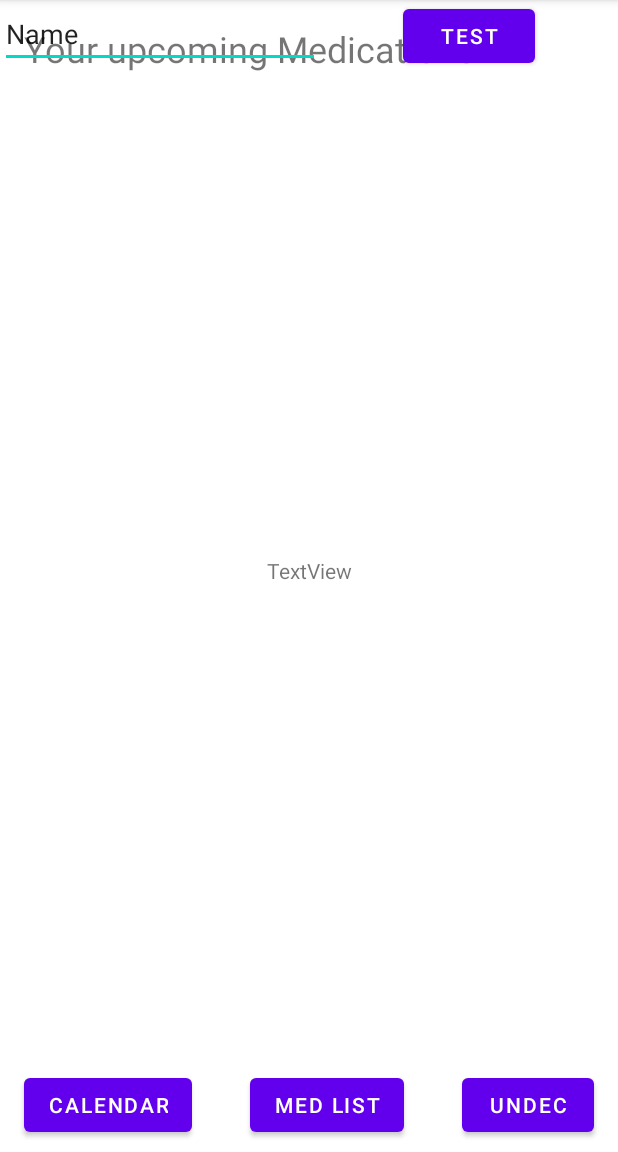
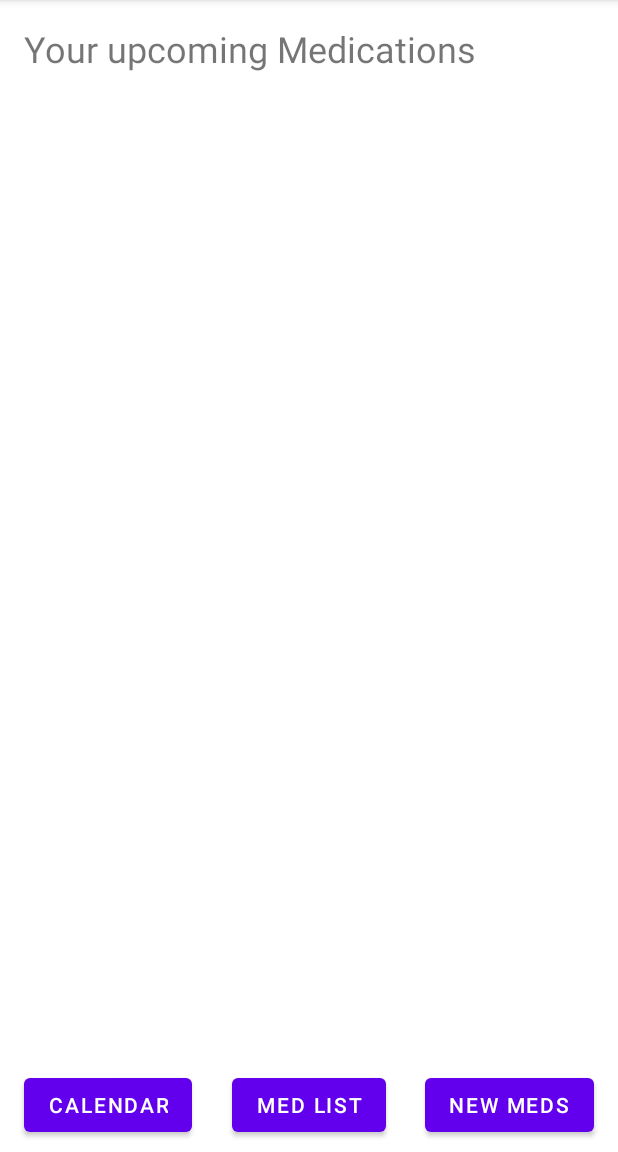
Before and after one commit to ETS-Android3/Project, an Android app: the mainPage screen opened directly, with no data from a screen before it, on a phone screen of 412 x 824 dp, the part 84-1236 px from its top. Run offline under Robolectric (Android 15) with nearby library versions, the phone set to English and light mode, and no system bars; our stand-ins replace Volley.

Commit message:
start to code scanner

```diff
--- a/MedicationReminderApplication/app/build.gradle
+++ b/MedicationReminderApplication/app/build.gradle
@@ -32,6 +32,7 @@ dependencies {
     implementation 'androidx.appcompat:appcompat:1.3.1'
     implementation 'com.google.android.material:material:1.4.0'
     implementation 'androidx.constraintlayout:constraintlayout:2.1.1'
+    implementation 'com.budiyev.android:code-scanner:2.1.0'
     implementation 'com.android.volley:volley:1.2.1'
     testImplementation 'junit:junit:4.+'
     androidTestImplementation 'androidx.test.ext:junit:1.1.3'
--- a/MedicationReminderApplication/app/src/main/java/com/example/medicationreminderapplication/DataController.java
+++ b/MedicationReminderApplication/app/src/main/java/com/example/medicationreminderapplication/DataController.java
@@ -123,7 +123,7 @@ public class DataController {
                             String units = jsonObj.getString("units");
                             String type = jsonObj.getString("type");
                             int quantity = Integer.parseInt(jsonObj.getString("type"));
-                            Medication a = new Medication(name, GTIN, quantity, false, [""], [""]);
+                            //Medication a = new Medication(name, GTIN, quantity, false, [""], [""]);
                         } catch (JSONException e) {
 
                         }
@@ -137,6 +137,7 @@ public class DataController {
                     }
                 });
         reqQueue.add(jsonObjectRequest);
-        return med[0];
+        //return med[0];
+        return new Medication();
     }
 }
--- a/MedicationReminderApplication/app/src/main/res/layout/activity_main_page.xml
+++ b/MedicationReminderApplication/app/src/main/res/layout/activity_main_page.xml
@@ -42,46 +42,17 @@
         android:layout_marginBottom="7dp"
         android:text="Med List"
         app:layout_constraintBottom_toBottomOf="parent"
-        app:layout_constraintEnd_toStartOf="@+id/button3"
+        app:layout_constraintEnd_toStartOf="@+id/btnNew"
         app:layout_constraintStart_toEndOf="@+id/btnCalendar" />
 
     <Button
-        android:id="@+id/button3"
+        android:id="@+id/btnNew"
         android:layout_width="wrap_content"
         android:layout_height="wrap_content"
         android:layout_marginEnd="16dp"
         android:layout_marginBottom="7dp"
-        android:text="undec"
+        android:text="New Meds"
         app:layout_constraintBottom_toBottomOf="parent"
         app:layout_constraintEnd_toEndOf="parent" />
 
-    <Button
-        android:id="@+id/btnTest"
-        android:layout_width="wrap_content"
-        android:layout_height="wrap_content"
-        android:onClick="onClick"
-        android:text="test"
-        app:layout_constraintEnd_toEndOf="parent"
-        app:layout_constraintStart_toEndOf="@+id/editTxtGTIN"
-        tools:layout_editor_absoluteY="469dp" />
-
-    <EditText
-        android:id="@+id/editTxtGTIN"
-        android:layout_width="wrap_content"
-        android:layout_height="wrap_content"
-        android:ems="10"
-        android:inputType="textPersonName"
-        android:text="Name"
-        app:layout_constraintStart_toStartOf="parent"
-        tools:layout_editor_absoluteY="472dp" />
-
-    <TextView
-        android:id="@+id/txtTest"
-        android:layout_width="wrap_content"
-        android:layout_height="wrap_content"
-        android:text="TextView"
-        app:layout_constraintBottom_toBottomOf="@+id/btnMedList"
-        app:layout_constraintEnd_toEndOf="parent"
-        app:layout_constraintStart_toStartOf="parent"
-        app:layout_constraintTop_toTopOf="parent" />
 </androidx.constraintlayout.widget.ConstraintLayout>
```
Also changed, not shown: MedicationReminderApplication/app/src/main/AndroidManifest.xml (+10 -4 lines), MedicationReminderApplication/app/src/main/java/com/example/medicationreminderapplication/Scanner.java (added, +49 -0 lines), MedicationReminderApplication/app/src/main/res/layout/activity_scanner.xml (added, +25 -0 lines).
